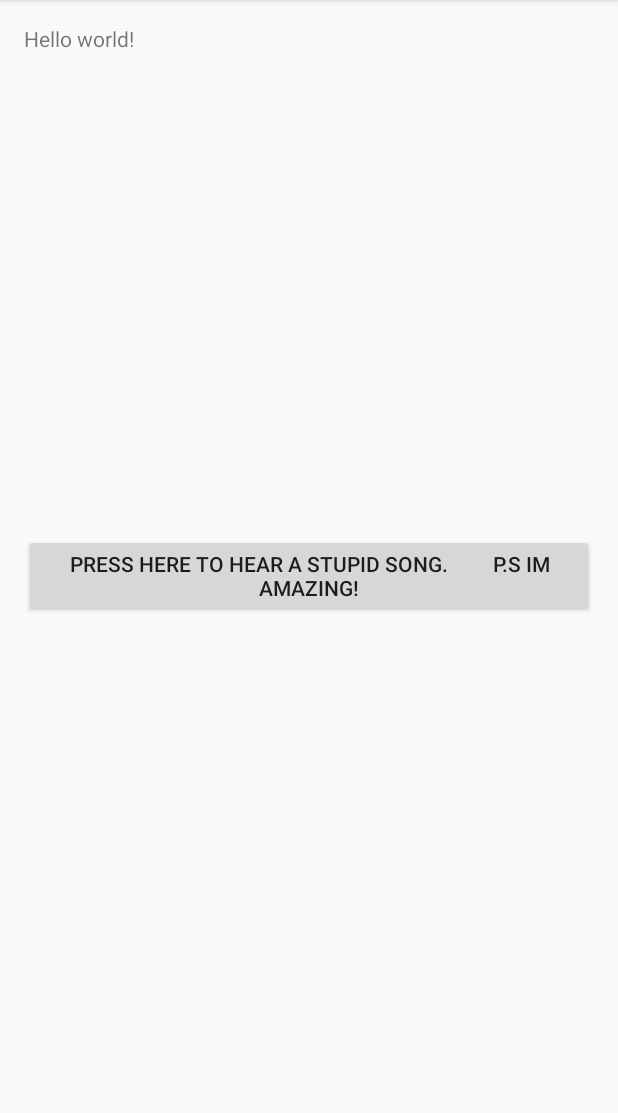
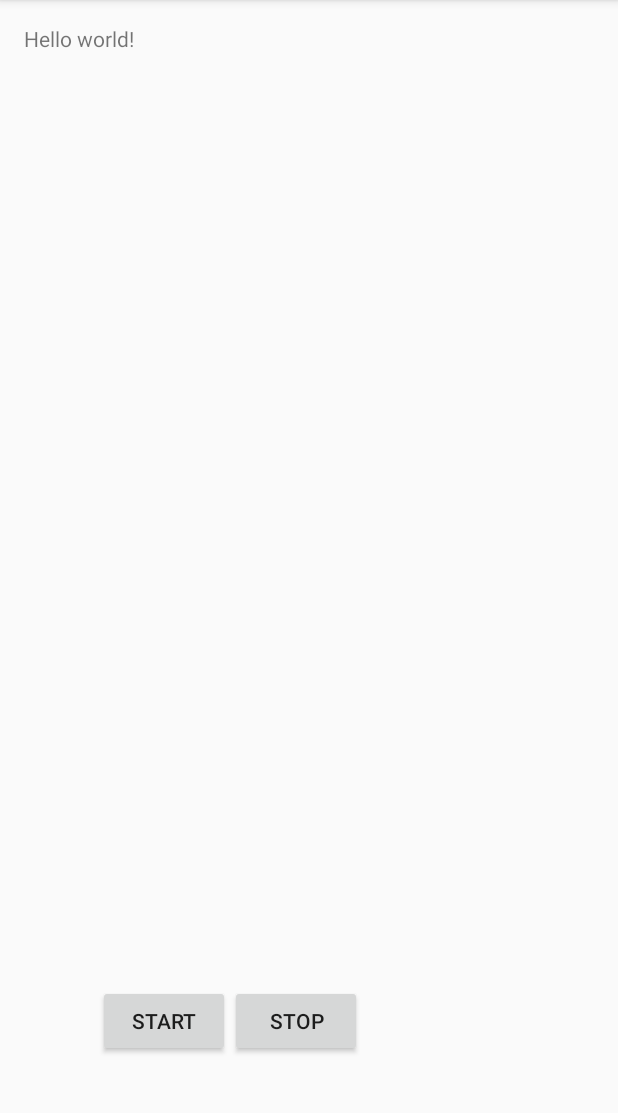
Before and after one commit to tzippy86/media_player, an Android app: the screen it shows after launch (MainActivity), on a phone screen of 412 x 824 dp, the part 84-1197 px from its top. Run offline under Robolectric (Android 15) with nearby library versions, the phone set to English and light mode, and no system bars.

Commit message:
added stop button

```diff
--- a/MediaPlatyer/app/src/main/java/com/example/tzippy/mediaplatyer/MainActivity.java
+++ b/MediaPlatyer/app/src/main/java/com/example/tzippy/mediaplatyer/MainActivity.java
@@ -17,14 +17,29 @@ public class MainActivity extends AppCompatActivity {
     protected void onCreate(Bundle savedInstanceState) {
         super.onCreate(savedInstanceState);
         setContentView(R.layout.activity_main);
-        findViewById(R.id.button).setOnClickListener(new HandleClick());
-        mediaPlayer = MediaPlayer.create(this, R.raw.song);
-
+        findViewById(R.id.start_button).setOnClickListener(new HandleStatrtClick());
+        findViewById(R.id.stop_button).setOnClickListener(new HandleStopClick());
+        mediaPlayer = null;
     }
 
-    private class HandleClick implements OnClickListener{
+    private class HandleStopClick implements OnClickListener {
 
         public void onClick(View arg0) {
+            Button btn = (Button)arg0;  //cast view to a button
+            if (mediaPlayer != null) {
+                mediaPlayer.stop();
+                mediaPlayer.release();
+                mediaPlayer = null;
+            }
+        }
+    }
+
+    private class HandleStatrtClick implements OnClickListener{
+
+        public void onClick(View arg0) {
+            if (mediaPlayer == null) {
+                mediaPlayer = MediaPlayer.create(MainActivity.this, R.raw.song);
+            }
             Button btn = (Button)arg0;  //cast view to a button
             // get a reference to the TextView
             TextView tv = (TextView) findViewById(R.id.main_text);
@@ -118,7 +133,7 @@ public class MainActivity extends AppCompatActivity {
                     "I, I, I shake it off, I shake it off (you've got to),\n" +
                     "I, I, I shake it off, I shake it off,\n" +
                     "I, I, I shake it off, I shake it off");
-            if(mediaPlayer.isPlaying() == true)
+            if(mediaPlayer.isPlaying())
                 mediaPlayer.pause();
             else
                 mediaPlayer.start();
--- a/MediaPlatyer/app/src/main/res/layout/activity_main.xml
+++ b/MediaPlatyer/app/src/main/res/layout/activity_main.xml
@@ -18,11 +18,21 @@
         />
 
     <Button
-        android:text="Press Here to hear a stupid song.
-        P.s Im amazing!"
+        android:text="stop"
         android:layout_width="wrap_content"
         android:layout_height="wrap_content"
-        android:id="@+id/button"
-        android:layout_centerVertical="true"
-        android:layout_centerHorizontal="true" />
+        android:id="@+id/stop_button"
+        android:layout_alignBaseline="@+id/start_button"
+        android:layout_alignBottom="@+id/start_button"
+        android:layout_toEndOf="@+id/start_button" />
+
+    <Button
+        android:text="Start"
+        android:layout_width="wrap_content"
+        android:layout_height="wrap_content"
+        android:id="@+id/start_button"
+        android:layout_marginStart="49dp"
+        android:layout_alignParentBottom="true"
+        android:layout_alignParentStart="true"
+        android:layout_marginBottom="47dp" />
 </RelativeLayout>
```
